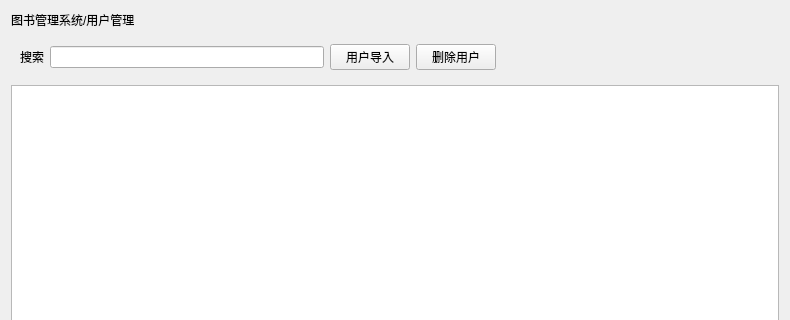
Before: the Qt Designer form qt-library/Library-manager/cell/cell_usermanager.ui in SilentThink/qt-Library, drawn with Qt 5; both pictures show x 0 to 790 and y 0 to 320 of the 790 by 511 pixel window.
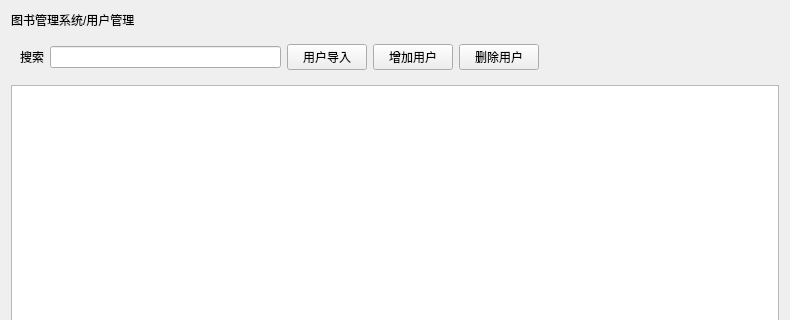
After: the same form once the commit is applied.

Diff of the .ui file:
```diff
--- a/qt-library/Library-manager/cell/cell_usermanager.ui
+++ b/qt-library/Library-manager/cell/cell_usermanager.ui
@@ -30,24 +30,7 @@
    <item row="1" column="0">
     <widget class="QWidget" name="widget" native="true">
      <layout class="QGridLayout" name="gridLayout">
-      <item row="0" column="3">
-       <widget class="QPushButton" name="btn_del">
-        <property name="text">
-         <string>删除用户</string>
-        </property>
-        <property name="name" stdset="0">
-         <string>btn</string>
-        </property>
-       </widget>
-      </item>
-      <item row="0" column="1">
-       <widget class="QLineEdit" name="le_search">
-        <property name="name" stdset="0">
-         <string>le</string>
-        </property>
-       </widget>
-      </item>
-      <item row="0" column="4">
+      <item row="0" column="5">
        <spacer name="horizontalSpacer">
         <property name="orientation">
          <enum>Qt::Horizontal</enum>
@@ -73,6 +56,23 @@
         </property>
        </widget>
       </item>
+      <item row="0" column="4">
+       <widget class="QPushButton" name="btn_del">
+        <property name="text">
+         <string>删除用户</string>
+        </property>
+        <property name="name" stdset="0">
+         <string>btn</string>
+        </property>
+       </widget>
+      </item>
+      <item row="0" column="1">
+       <widget class="QLineEdit" name="le_search">
+        <property name="name" stdset="0">
+         <string>le</string>
+        </property>
+       </widget>
+      </item>
       <item row="0" column="2">
        <widget class="QPushButton" name="btn_import">
         <property name="text">
@@ -83,6 +83,16 @@
         </property>
        </widget>
       </item>
+      <item row="0" column="3">
+       <widget class="QPushButton" name="btn_addUser">
+        <property name="text">
+         <string>增加用户</string>
+        </property>
+        <property name="name" stdset="0">
+         <string>btn</string>
+        </property>
+       </widget>
+      </item>
      </layout>
     </widget>
    </item>
```
